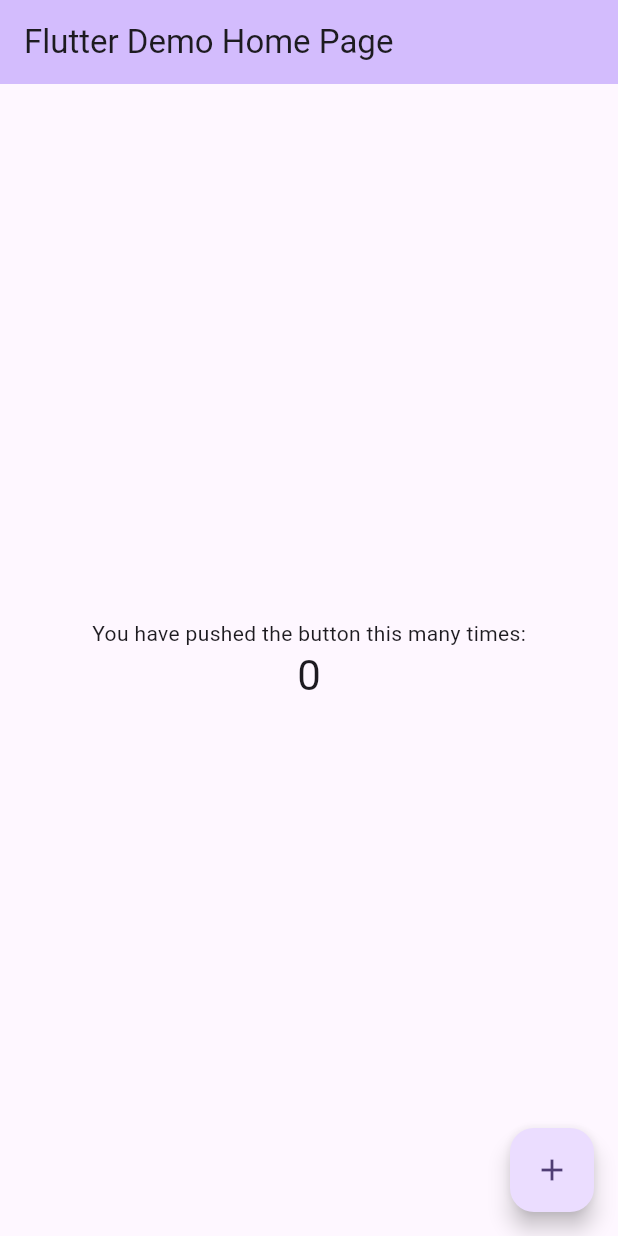
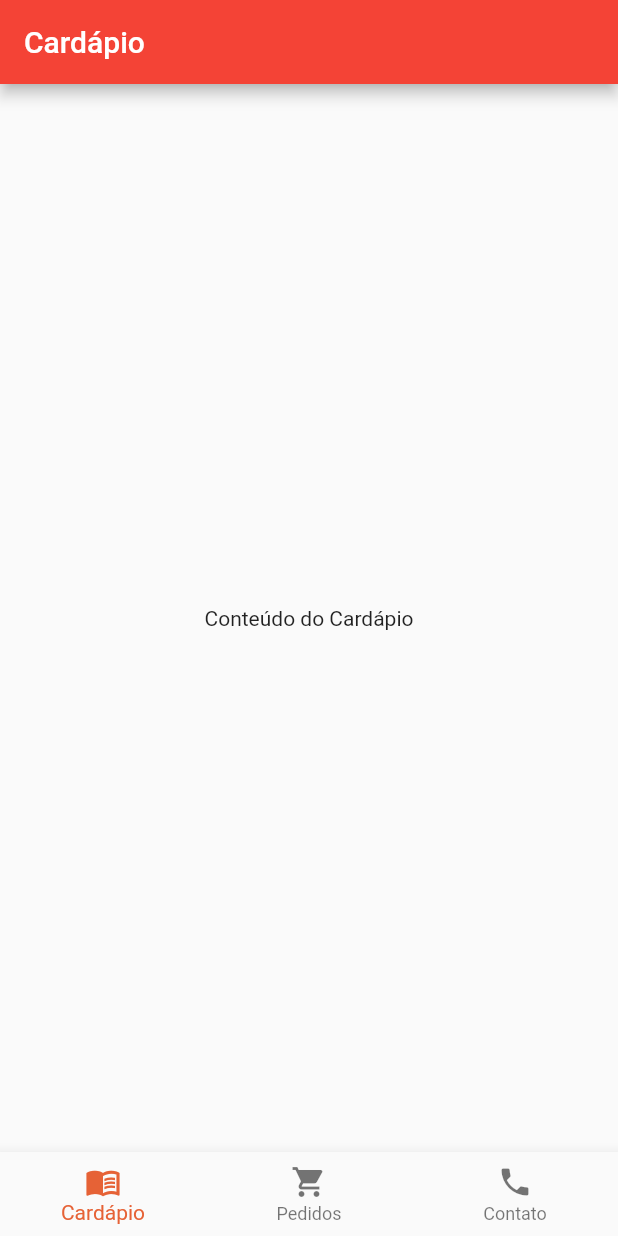
Before and after one commit to ArthurWallaceIFB/violencia_mulher_flutter, a Flutter app: the screen it shows after launch, on a phone screen of 412 x 824 dp. Run offline on Flutter 3.47's test engine with Material 2 defaults, Android fonts, the phone set to English and light mode, and no system bars; our stand-ins replace flutter_spinkit.

Commit message:
estrutura do app

```diff
--- a/lib/main.dart
+++ b/lib/main.dart
@@ -1,125 +1,20 @@
 import 'package:flutter/material.dart';
+import 'package:final_arthur_wallace/view/splash_screen.dart';
+import 'package:final_arthur_wallace/view/styles.dart';
 
 void main() {
-  runApp(const MyApp());
+  runApp(MyApp());
 }
 
 class MyApp extends StatelessWidget {
-  const MyApp({super.key});
-
-  // This widget is the root of your application.
   @override
   Widget build(BuildContext context) {
     return MaterialApp(
-      title: 'Flutter Demoo',
+      title: 'Seu Projeto',
       theme: ThemeData(
-        // This is the theme of your application.
-        //
-        // TRY THIS: Try running your application with "flutter run". You'll see
-        // the application has a blue toolbar. Then, without quitting the app,
-        // try changing the seedColor in the colorScheme below to Colors.green
-        // and then invoke "hot reload" (save your changes or press the "hot
-        // reload" button in a Flutter-supported IDE, or press "r" if you used
-        // the command line to start the app).
-        //
-        // Notice that the counter didn't reset back to zero; the application
-        // state is not lost during the reload. To reset the state, use hot
-        // restart instead.
-        //
-        // This works for code too, not just values: Most code changes can be
-        // tested with just a hot reload.
-        colorScheme: ColorScheme.fromSeed(seedColor: Colors.deepPurple),
-        useMaterial3: true,
+        primarySwatch: Colors.red,
       ),
-      home: const MyHomePage(title: 'Flutter Demo Home Page'),
+      home: SplashScreen(), // Define a tela de carregamento como a tela inicial do aplicativo
     );
   }
 }
-
-class MyHomePage extends StatefulWidget {
-  const MyHomePage({super.key, required this.title});
-
-  // This widget is the home page of your application. It is stateful, meaning
-  // that it has a State object (defined below) that contains fields that affect
-  // how it looks.
-
-  // This class is the configuration for the state. It holds the values (in this
-  // case the title) provided by the parent (in this case the App widget) and
-  // used by the build method of the State. Fields in a Widget subclass are
-  // always marked "final".
-
-  final String title;
-
-  @override
-  State<MyHomePage> createState() => _MyHomePageState();
-}
-
-class _MyHomePageState extends State<MyHomePage> {
-  int _counter = 0;
-
-  void _incrementCounter() {
-    setState(() {
-      // This call to setState tells the Flutter framework that something has
-      // changed in this State, which causes it to rerun the build method below
-      // so that the display can reflect the updated values. If we changed
-      // _counter without calling setState(), then the build method would not be
-      // called again, and so nothing would appear to happen.
-      _counter++;
-    });
-  }
-
-  @override
-  Widget build(BuildContext context) {
-    // This method is rerun every time setState is called, for instance as done
-    // by the _incrementCounter method above.
-    //
-    // The Flutter framework has been optimized to make rerunning build methods
-    // fast, so that you can just rebuild anything that needs updating rather
-    // than having to individually change instances of widgets.
-    return Scaffold(
-      appBar: AppBar(
-        // TRY THIS: Try changing the color here to a specific color (to
-        // Colors.amber, perhaps?) and trigger a hot reload to see the AppBar
-        // change color while the other colors stay the same.
-        backgroundColor: Theme.of(context).colorScheme.inversePrimary,
-        // Here we take the value from the MyHomePage object that was created by
-        // the App.build method, and use it to set our appbar title.
-        title: Text(widget.title),
-      ),
-      body: Center(
-        // Center is a layout widget. It takes a single child and positions it
-        // in the middle of the parent.
-        child: Column(
-          // Column is also a layout widget. It takes a list of children and
-          // arranges them vertically. By default, it sizes itself to fit its
-          // children horizontally, and tries to be as tall as its parent.
-          //
-          // Column has various properties to control how it sizes itself and
-          // how it positions its children. Here we use mainAxisAlignment to
-          // center the children vertically; the main axis here is the vertical
-          // axis because Columns are vertical (the cross axis would be
-          // horizontal).
-          //
-          // TRY THIS: Invoke "debug painting" (choose the "Toggle Debug Paint"
-          // action in the IDE, or press "p" in the console), to see the
-          // wireframe for each widget.
-          mainAxisAlignment: MainAxisAlignment.center,
-          children: <Widget>[
-            const Text(
-              'You have pushed the button this many times:',
-            ),
-            Text(
-              '$_counter',
-              style: Theme.of(context).textTheme.headlineMedium,
-            ),
-          ],
-        ),
-      ),
-      floatingActionButton: FloatingActionButton(
-        onPressed: _incrementCounter,
-        tooltip: 'Increment',
-        child: const Icon(Icons.add),
-      ), // This trailing comma makes auto-formatting nicer for build methods.
-    );
-  }
-}
--- /dev/null
+++ b/lib/view/cardapio_view.dart
@@ -0,0 +1,15 @@
+import 'package:flutter/material.dart';
+
+class CardapioView extends StatelessWidget {
+  @override
+  Widget build(BuildContext context) {
+    return Scaffold(
+      appBar: AppBar(
+        title: Text('Cardápio'),
+      ),
+      body: Center(
+        child: Text('Conteúdo do Cardápio'),
+      ),
+    );
+  }
+}
--- /dev/null
+++ b/lib/view/contato_view.dart
@@ -0,0 +1,15 @@
+import 'package:flutter/material.dart';
+
+class ContatoView extends StatelessWidget {
+  @override
+  Widget build(BuildContext context) {
+    return Scaffold(
+      appBar: AppBar(
+        title: Text('Contato'),
+      ),
+      body: Center(
+        child: Text('Informações de Contato'),
+      ),
+    );
+  }
+}
--- /dev/null
+++ b/lib/view/home_view.dart
@@ -0,0 +1,55 @@
+import 'package:flutter/material.dart';
+import 'package:final_arthur_wallace/view/styles.dart';
+import 'package:final_arthur_wallace/view/cardapio_view.dart';
+import 'package:final_arthur_wallace/view/contato_view.dart';
+import 'package:final_arthur_wallace/view/pedidos_view.dart';
+
+
+class HomeView extends StatefulWidget {
+  @override
+  _HomeViewState createState() => _HomeViewState();
+}
+
+class _HomeViewState extends State<HomeView> {
+  int _selectedIndex = 0;
+
+  static List<Widget> _widgetOptions = <Widget>[
+    CardapioView(), // Tela do Cardápio
+    PedidosView(), // Tela dos Pedidos
+    ContatoView(), // Tela de Contato
+  ];
+
+  void _onItemTapped(int index) {
+    setState(() {
+      _selectedIndex = index;
+    });
+  }
+
+  @override
+  Widget build(BuildContext context) {
+    return Scaffold(
+      body: Center(
+        child: _widgetOptions.elementAt(_selectedIndex),
+      ),
+      bottomNavigationBar: BottomNavigationBar(
+        items: const <BottomNavigationBarItem>[
+          BottomNavigationBarItem(
+            icon: Icon(Icons.menu_book),
+            label: 'Cardápio',
+          ),
+          BottomNavigationBarItem(
+            icon: Icon(Icons.shopping_cart),
+            label: 'Pedidos',
+          ),
+          BottomNavigationBarItem(
+            icon: Icon(Icons.phone),
+            label: 'Contato',
+          ),
+        ],
+        currentIndex: _selectedIndex,
+        selectedItemColor: AppColors.primaryColor,
+        onTap: _onItemTapped,
+      ),
+    );
+  }
+}
--- /dev/null
+++ b/lib/view/pedidos_view.dart
@@ -0,0 +1,15 @@
+import 'package:flutter/material.dart';
+
+class PedidosView extends StatelessWidget {
+  @override
+  Widget build(BuildContext context) {
+    return Scaffold(
+      appBar: AppBar(
+        title: Text('Pedidos'),
+      ),
+      body: Center(
+        child: Text('Conteúdo dos Pedidos'),
+      ),
+    );
+  }
+}
--- /dev/null
+++ b/lib/view/styles.dart
@@ -0,0 +1,10 @@
+import 'package:flutter/material.dart';
+
+class AppColors {
+  static const Color primaryColor = Color(0xFFe66236);
+  static const Color secondaryColor = Color(0xFFF59782);
+  static const Color accentColor = Color(0xffc52a24);
+  static const Color textColor = Colors.black;
+  static const Color bg1 = Color(0xffc52a24);
+  static const Color bg2 = Color(0xFFFC856D);
+}
--- a/pubspec.yaml
+++ b/pubspec.yaml
@@ -30,6 +30,7 @@ environment:
 dependencies:
   flutter:
     sdk: flutter
+  flutter_spinkit: ^5.1.0
 
 
   # The following adds the Cupertino Icons font to your application.
@@ -52,7 +53,8 @@ dev_dependencies:
 
 # The following section is specific to Flutter packages.
 flutter:
-
+  assets:
+    - assets/logo.png
   # The following line ensures that the Material Icons font is
   # included with your application, so that you can use the icons in
   # the material Icons class.
```
Also changed, not shown: lib/view/splash_screen.dart (added, +60 -0 lines), assets/logo.png (added), pubspec.lock, 1 other file.
